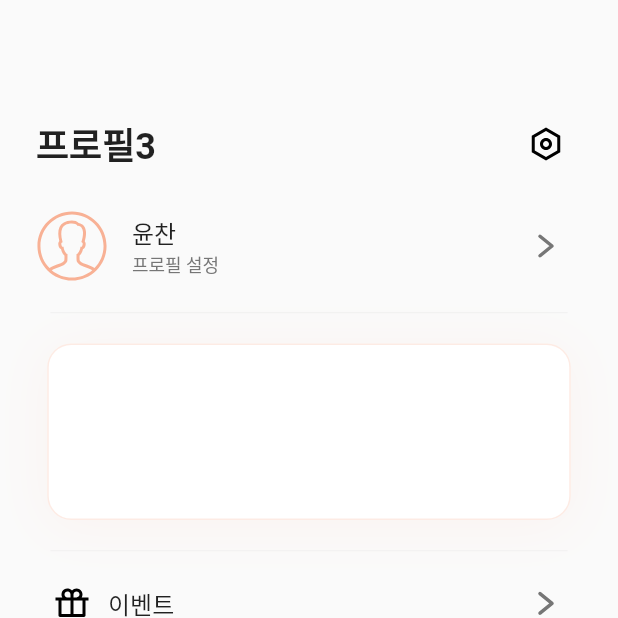
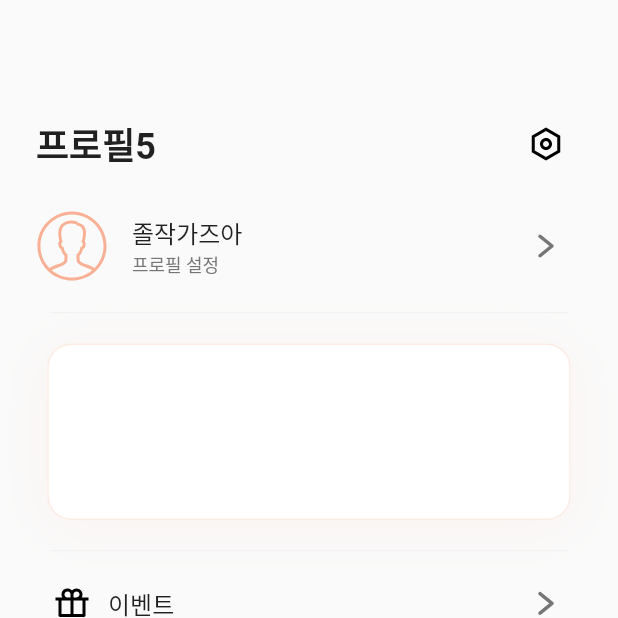
Before and after one commit to Aily-AIRecycle/Aily_app, a Flutter app: the Account_screen screen opened directly, on a phone screen of 412 x 824 dp, the top half of it. Run offline on Flutter 3.47's test engine with Material 2 defaults, Android fonts, the phone set to English and light mode, and no system bars; our stand-ins replace flutter_keyboard_visibility, flutter_native_splash, flutter_secure_storage, flutter_svg, google_maps_flutter, liquid_progress_indicator and 1 more; missing offline and left inert: gradients, label_marker; accounts and stored records are empty.

Commit message:
협업 테스트

```diff
--- a/Aily/lib/screens/account_screen.dart
+++ b/Aily/lib/screens/account_screen.dart
@@ -22,7 +22,7 @@ class _Account_screenState extends State<Account_screen> {
                   mainAxisAlignment: MainAxisAlignment.spaceBetween,
                   children: [
                     const Text(
-                      '프로필3',
+                      '프로필5',
                       style: TextStyle(
                         fontSize: 24,
                         fontWeight: FontWeight.bold,
@@ -59,7 +59,7 @@ class _Account_screenState extends State<Account_screen> {
                           Container(
                             padding: const EdgeInsets.fromLTRB(16, 0, 0, 0),
                             child: Text(
-                              '윤찬',
+                              '졸작가즈아',
                               style: TextStyle(
                                 fontSize: 16,
                                 fontWeight: FontWeight.w200,
```
